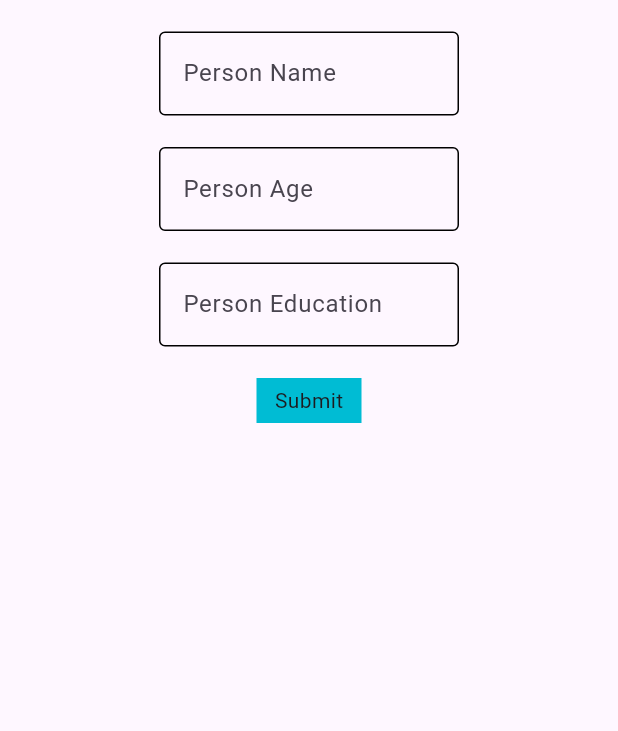
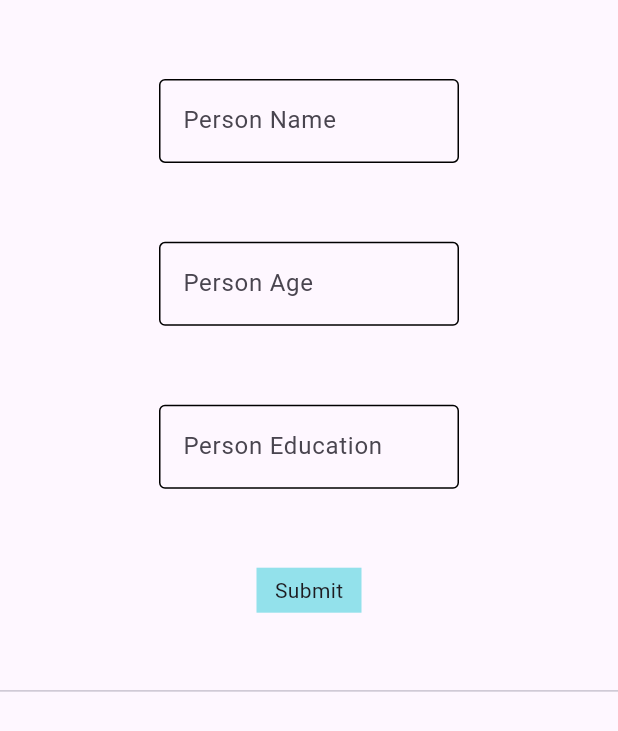
Before and after one commit to DhanashreeC2W/Flutter-Practice, a Flutter app: the screen it shows after launch, after a tap on "Submit", on a phone screen of 412 x 824 dp. Shown: the top 731 px of the screen. Run offline on Flutter 3.47's test engine with Material 3 defaults, Android fonts, the light colour scheme and no system bars; our stand-ins replace cloud_firestore, firebase_core, flutter_slidable, sqflite, sqflite_common_ffi_web; accounts and stored records are empty.

Commit message:
sqflite revised

```diff
--- a/Sqflite/sqflite_demo/flutter_application_1/lib/database.dart
+++ b/Sqflite/sqflite_demo/flutter_application_1/lib/database.dart
@@ -1,38 +1,45 @@
+import 'dart:developer';
+
 import 'package:flutter_application_1/model.dart';
 import 'package:sqflite/sqflite.dart';
-import 'package:sqflite_common_ffi_web/sqflite_ffi_web.dart';
 import 'package:path/path.dart';
 
 dynamic dataBase;
 
 void createTable() async {
-  dataBase = await openDatabase(join(await getDatabasesPath(), "dataaaaaa1.db"),
+  dataBase = await openDatabase(join(await getDatabasesPath(), "data0601.db"),
       version: 1, onCreate: (db, version) {
     db.execute('''
             CREATE TABLE Details(
-  personId INT PRIMARY KEY,
+  personId INTEGER PRIMARY KEY AUTOINCREMENT,
   perName TEXT,
-  personId INT,
+  perAge INT,
   perEducation TEXT
 )
 ''');
   });
-  print("TABLE CREATED");
+  log("TABLE CREATED");
 }
-
 
 void insertData(Model obj) async {
   Database localDB = await dataBase;
- await localDB.insert("Details", obj.pseronDetailsMap(),
+  await localDB.insert("Details", obj.pseronDetailsMap(),
       conflictAlgorithm: ConflictAlgorithm.replace);
-
 }
 
-Future<List<Map>> getData() async {
+Future<List<Model>> getData() async {
   Database localDB = await dataBase;
-  List<Map> personDetailsList = await localDB.query("Details");
-  return personDetailsList;
-
+  List personDetailsList = await localDB.query("Details");
+  log("$personDetailsList");
+  log("FILLING DATA");
+  return
+  List.generate(personDetailsList.length, (idx) {
+    return Model(
+        perName: personDetailsList[idx]["perName"],
+        perAge: personDetailsList[idx]["perAge"],
+        perEducation: personDetailsList[idx]["perEducation"],
+        personId: personDetailsList[idx]['personId']);
+  });
 }
 
 Future updateDate(Model obj) async {
@@ -40,3 +47,15 @@ Future updateDate(Model obj) async {
   await localDB.update("Details", obj.pseronDetailsMap(),
       where: "personId=?", whereArgs: [obj.personId]);
 }
+
+Future clearTable() async {
+  Database localDB = await dataBase;
+
+  ///.delete USE TO CLEAR DATA IN TABLE
+  await localDB.delete("Details");
+  ///RESETS AUTOINCREMENT VALUE TO 1(personId)
+// await localDB.execute("DELETE FROM sqflite_sequence WHERE name='data0601'");
+
+  ///TO DELETE TABLE
+ // await localDB.execute("DROP TABLE IF EXIST Details");
+}
--- a/Sqflite/sqflite_demo/flutter_application_1/lib/model.dart
+++ b/Sqflite/sqflite_demo/flutter_application_1/lib/model.dart
@@ -1,19 +1,19 @@
 class Model {
-  String personName;
-  int personAge;
-  String personEducation;
+  String perName;
+  int perAge;
+  String perEducation;
   int? personId;
   Model(
       {this.personId,
-      required this.personName,
-      required this.personAge,
-      required this.personEducation});
+      required this.perName,
+      required this.perAge,
+      required this.perEducation});
 
   Map<String, dynamic> pseronDetailsMap() {
     return {
-      "perName": personName,
-      "personAge": personAge,
-      "perEducation": personEducation,
+      "perName": perName,
+      "perAge": perAge,
+      "perEducation": perEducation,
     };
   }
 }
--- a/Sqflite/sqflite_demo/flutter_application_1/lib/person_details_screen.dart
+++ b/Sqflite/sqflite_demo/flutter_application_1/lib/person_details_screen.dart
@@ -1,3 +1,5 @@
+import 'dart:developer';
+
 import 'package:flutter/material.dart';
 import 'package:flutter_application_1/database.dart';
 import 'package:flutter_application_1/model.dart';
@@ -10,19 +12,33 @@ class PersonDetailsScreen extends StatefulWidget {
 }
 
 class _PersonDetailsScreenState extends State<PersonDetailsScreen> {
+  @override
   void initState() {
     super.initState();
     createTable();
   }
+
   TextEditingController nameController = TextEditingController();
   TextEditingController ageController = TextEditingController();
   TextEditingController eduController = TextEditingController();
 
+  List<Model> allCardList = [];
+
+  Future addCard() async {
+    List<Model> data = await getData();
+    allCardList = data;
+    setState(() {});
+    log("In addCArd()");
+    log("---------------- $allCardList-------------------");
+    log("End of addCard()");
+  }
+
   @override
   Widget build(BuildContext context) {
     return Scaffold(
-      body: Center(
-        // height: 500,
+      body: SingleChildScrollView(
+        child: SizedBox(
+          height: 1000,
           child: Column(
             mainAxisAlignment: MainAxisAlignment.spaceEvenly,
             crossAxisAlignment: CrossAxisAlignment.center,
@@ -32,7 +48,7 @@ class _PersonDetailsScreenState extends State<PersonDetailsScreen> {
                 width: 200,
                 child: TextField(
                   controller: nameController,
-                decoration: InputDecoration(
+                  decoration: const InputDecoration(
                     label: Text("Person Name"),
                     enabledBorder: OutlineInputBorder(),
                   ),
@@ -40,10 +56,11 @@ class _PersonDetailsScreenState extends State<PersonDetailsScreen> {
               ),
 
               ///TEXTFEILD 2 : PERSON AGE
-            const SizedBox(
+              SizedBox(
                 width: 200,
                 child: TextField(
-                decoration: InputDecoration(
+                  controller: ageController,
+                  decoration: const InputDecoration(
                     label: Text("Person Age"),
                     enabledBorder: OutlineInputBorder(),
                   ),
@@ -51,10 +68,11 @@ class _PersonDetailsScreenState extends State<PersonDetailsScreen> {
               ),
 
               ///TEXTFEILD 3 : PERSON EDUCATION
-            const SizedBox(
+              SizedBox(
                 width: 200,
                 child: TextField(
-                decoration: InputDecoration(
+                  controller: eduController,
+                  decoration: const InputDecoration(
                     label: Text("Person Education"),
                     enabledBorder: OutlineInputBorder(),
                   ),
@@ -63,47 +81,57 @@ class _PersonDetailsScreenState extends State<PersonDetailsScreen> {
 
               ///SUBMIT BUTTON
               GestureDetector(
-              onTap: () async{
+                onTap: () async {
+                  //clearTable();
                   final agetext = ageController.text;
                   int age = int.parse(agetext);
-                print("Button pressed");
-                // if (nameController.text.isNotEmpty &&
-                //     ageController.text.isNotEmpty &&
-                //     eduController.text.isNotEmpty) {
-                // if(age!=null) {
-                print("data inserted");
+                  log("Button pressed");
+
+                  log("data inserted");
 
                   insertData(Model(
-                      personName: nameController.text,
-                      personAge:age,
-                      personEducation: eduController.text));
+                      perName: nameController.text,
+                      perAge: age,
+                      perEducation: eduController.text));
                   // }//////
 
                   //  }
-                print(await getData()) ;
-
+                  await addCard();
+                  log("Data added in Add CArd");
+                  setState(() {});
                 },
                 child: Container(
                   alignment: Alignment.center,
                   height: 30,
                   width: 70,
-                color: Colors.cyan,
+                  color: const Color.fromARGB(255, 147, 225, 235),
                   child: const Text("Submit"),
                 ),
               ),
+              const Divider(height: 0),
 
               ///TO DISPLAY PERSON DETAILS AFTER SUBMIT
               SizedBox(
-              height: 500,
+                //color: Colors.amber,
+                height: MediaQuery.of(context).size.height / 1.9,
                 child: ListView.builder(
+                  itemCount: allCardList.length,
                   itemBuilder: (context, index) {
                     return Container(
-                    margin: const EdgeInsets.all(20),
-                    height: 90,
+                      alignment: Alignment.center,
+                      margin: const EdgeInsets.all(10),
                       width: MediaQuery.of(context).size.width,
-                    child: const Column(
+                      decoration: BoxDecoration(
+                        color: const Color.fromARGB(255, 171, 208, 236),
+                        borderRadius: BorderRadius.circular(20),
+                      ),
+                      child: Column(
                         children: [
-
+                          Text(
+                              "Person Name : ${allCardList[index].perName}"),
+                          Text("Person Age : ${allCardList[index].perAge}"),
+                          Text(
+                              "Person Education : ${allCardList[index].perEducation}"),
                         ],
                       ),
                     );
@@ -113,6 +141,7 @@ class _PersonDetailsScreenState extends State<PersonDetailsScreen> {
             ],
           ),
         ),
+      ),
     );
   }
 }
```
Lines whose indentation alone changed are shown as unchanged.
